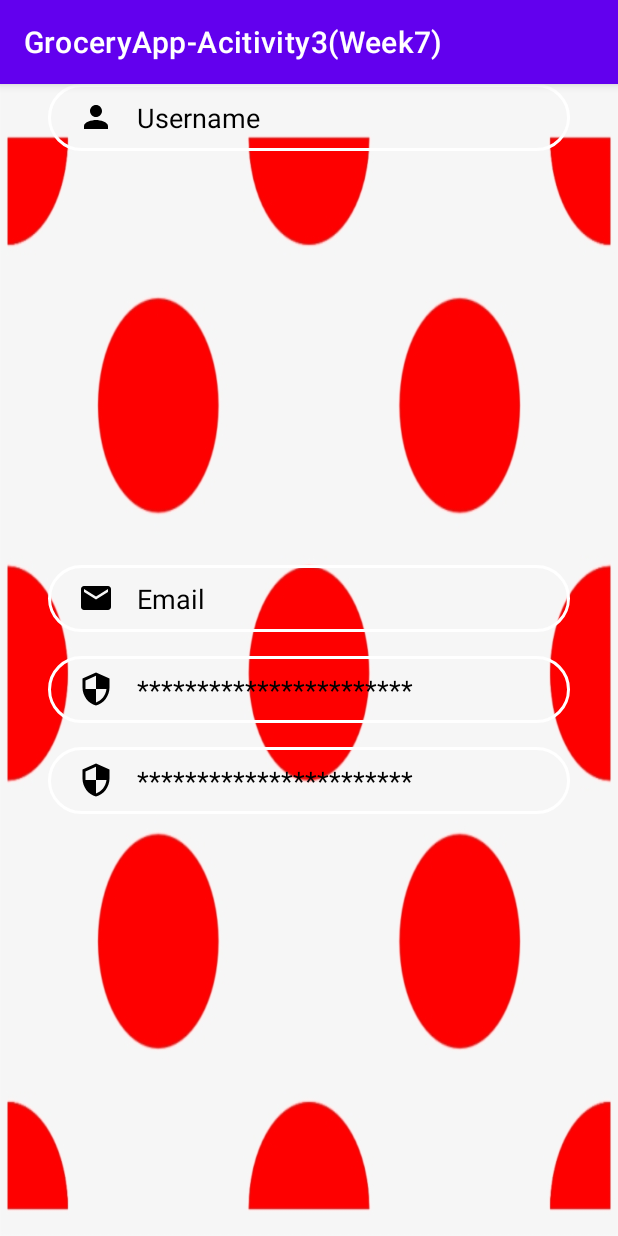
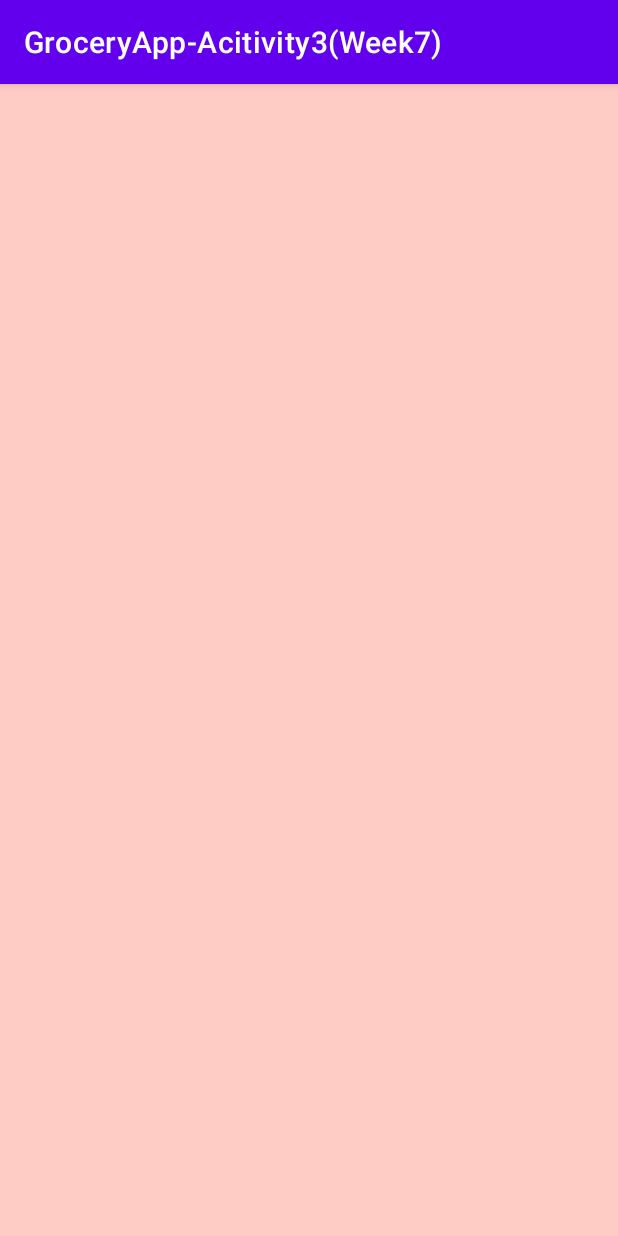
Before and after one commit to EMC1010/GroceryAppActivity3, an Android app: the LoginActivity screen opened directly, with no data from a screen before it, on a phone screen of 412 x 824 dp. Run offline under Robolectric (Android 15) with nearby library versions, the phone set to English and light mode, and no system bars.

Commit message:
GroceryAppActivity3

```diff
--- a/app/src/main/res/layout/activity_login.xml
+++ b/app/src/main/res/layout/activity_login.xml
@@ -4,92 +4,5 @@
     xmlns:tools="http://schemas.android.com/tools"
     android:layout_width="match_parent"
     android:layout_height="match_parent"
-    android:background="@drawable/bg_polka"
-    tools:context=".LoginActivity">
-
-    <EditText
-        android:id="@+id/inputUsername"
-        android:layout_width="0dp"
-        android:layout_height="wrap_content"
-        android:layout_marginStart="32dp"
-        android:layout_marginEnd="32dp"
-        android:background="@drawable/input_bg"
-        android:drawableLeft="@drawable/ic_person"
-        android:drawablePadding="15dp"
-        android:ems="10"
-        android:hint="Username"
-        android:inputType="textPersonName"
-        android:paddingLeft="20dp"
-        android:paddingTop="10dp"
-        android:paddingRight="10dp"
-        android:paddingBottom="10dp"
-        android:textColorHint="@color/black"
-        app:layout_constraintEnd_toEndOf="parent"
-        app:layout_constraintHorizontal_bias="1.0"
-        app:layout_constraintStart_toStartOf="parent"
-        app:layout_constraintTop_toBottomOf="" />
-
-    <EditText
-        android:id="@+id/inputEmail"
-        android:layout_width="0dp"
-        android:layout_height="wrap_content"
-        android:layout_marginTop="276dp"
-        android:background="@drawable/input_bg"
-        android:drawableLeft="@drawable/ic_mail"
-        android:drawablePadding="15dp"
-        android:ems="10"
-        android:hint="Email"
-        android:inputType="textPersonName"
-        android:paddingLeft="20dp"
-        android:paddingTop="10dp"
-        android:paddingRight="10dp"
-        android:paddingBottom="10dp"
-        android:textColorHint="@color/black"
-        app:layout_constraintEnd_toEndOf="@+id/inputUsername"
-        app:layout_constraintHorizontal_bias="0.0"
-        app:layout_constraintStart_toStartOf="@+id/inputUsername"
-        app:layout_constraintTop_toBottomOf="@+id/inputUsername" />
-
-    <EditText
-        android:id="@+id/inputPassword"
-        android:layout_width="0dp"
-        android:layout_height="wrap_content"
-        android:layout_marginTop="16dp"
-        android:background="@drawable/input_bg"
-        android:drawableLeft="@drawable/ic_security"
-        android:drawablePadding="15dp"
-        android:ems="10"
-        android:hint="***********************"
-        android:inputType="textPersonName"
-        android:paddingLeft="20dp"
-        android:paddingTop="10dp"
-        android:paddingRight="10dp"
-        android:paddingBottom="10dp"
-        android:textColorHint="@color/black"
-        app:layout_constraintEnd_toEndOf="@+id/inputEmail"
-        app:layout_constraintHorizontal_bias="0.497"
-        app:layout_constraintStart_toStartOf="@+id/inputEmail"
-        app:layout_constraintTop_toBottomOf="@+id/inputEmail" />
-
-    <EditText
-        android:id="@+id/inputConfirmPassword"
-        android:layout_width="0dp"
-        android:layout_height="wrap_content"
-        android:layout_marginTop="16dp"
-        android:background="@drawable/input_bg"
-        android:drawableLeft="@drawable/ic_security"
-        android:drawablePadding="15dp"
-        android:ems="10"
-        android:hint="***********************"
-        android:inputType="textPersonName"
-        android:paddingLeft="20dp"
-        android:paddingTop="10dp"
-        android:paddingRight="10dp"
-        android:paddingBottom="10dp"
-        android:textColorHint="@color/black"
-        app:layout_constraintEnd_toEndOf="@+id/inputPassword"
-        app:layout_constraintHorizontal_bias="0.497"
-        app:layout_constraintStart_toStartOf="@+id/inputPassword"
-        app:layout_constraintTop_toBottomOf="@+id/inputPassword" />
-
-</androidx.constraintlayout.widget.ConstraintLayout>
+    android:background="#FFCBC4"
+    tools:context=".LoginActivity"/>
--- a/app/src/main/res/layout/activity_register.xml
+++ b/app/src/main/res/layout/activity_register.xml
@@ -115,7 +115,6 @@
         android:layout_width="0dp"
         android:layout_height="wrap_content"
         android:layout_marginStart="32dp"
-        android:layout_marginTop="116dp"
         android:layout_marginEnd="32dp"
         android:background="@drawable/input_bg"
         android:drawableLeft="@drawable/ic_person"
@@ -129,9 +128,9 @@
         android:paddingBottom="10dp"
         android:textColorHint="@color/black"
         app:layout_constraintEnd_toEndOf="parent"
-        app:layout_constraintHorizontal_bias="0.0"
+        app:layout_constraintHorizontal_bias="1.0"
         app:layout_constraintStart_toStartOf="parent"
-        app:layout_constraintTop_toBottomOf="@+id/textView" />
+        tools:layout_editor_absoluteY="318dp" />
 
     <Button
         android:id="@+id/btnRegister"
```
